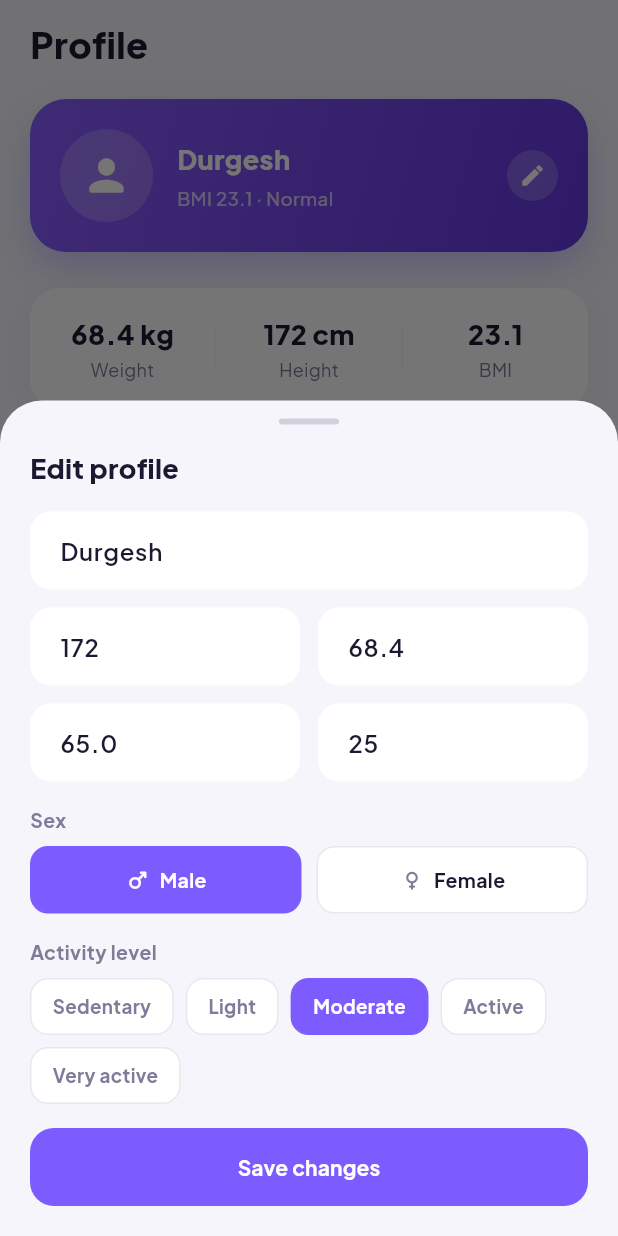
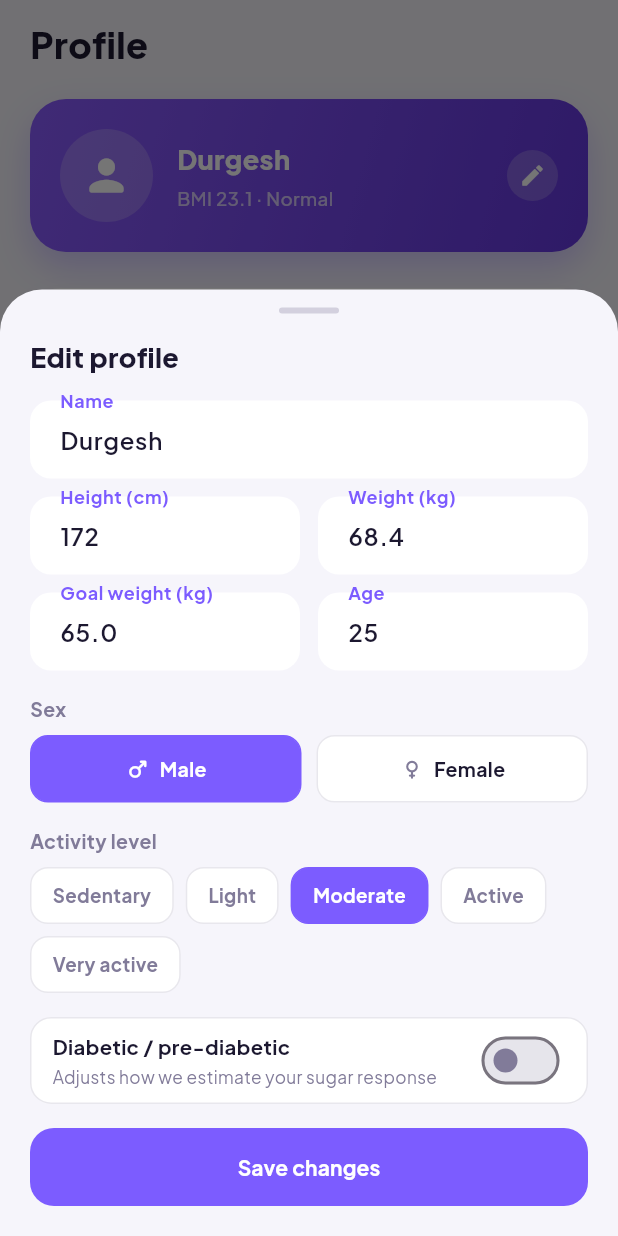
Before and after one commit to durgesh4199/Fitness-helper, a Flutter app: the ProfileScreen widget shown alone on an empty page, opened directly, after a tap on the "edit" icon, on a phone screen of 412 x 824 dp. Run offline on Flutter 3.47's test engine with Material 3 defaults, Android fonts, the phone set to English and light mode, and no system bars; our stand-ins replace csv, file_picker, fl_chart, google_fonts, percent_indicator, share_plus and 3 more; accounts and stored records are empty.

Commit message:
Improve Profile: target progress, clearer edit fields, diabetic-aware glucose model
- Daily Targets card now shows the target value plus a progress bar and
  percentage of today's intake achieved for each metric (calories, macros,
  fiber, iron, calcium, water).
- Edit Profile fields use a persistent floating label instead of a hint that
  disappears once you start typing, so it's always clear which field is
  height vs. weight and what unit applies.
- Added a "Diabetic / pre-diabetic" toggle in Edit Profile. When enabled, the
  sugar/glucose response model uses a higher baseline, slower/larger peak,
  and higher in-range ceiling to better reflect impaired insulin response.
  Non-diabetic behavior is unchanged (same defaults as before).

Co-Authored-By: Claude Opus 4.8 <noreply@anthropic.com>
Claude-Session: https://claude.ai/code/session_01W8cU3RYTLaXcKmSYutDuY1

```diff
--- a/lib/providers/nutrition_provider.dart
+++ b/lib/providers/nutrition_provider.dart
@@ -75,9 +75,23 @@ class NutritionProvider extends ChangeNotifier {
   final DatabaseService _db = DatabaseService.instance;
 
   // --- Glucose model constants ---
-  static const double _baseline = 90; // fasting mg/dL
-  static const double _peakDelayMin = 45; // minutes to peak after eating
-  static const double _rangeCeiling = 140; // "in range" upper bound
+  // Diabetic constants reflect impaired insulin response: a higher baseline
+  // (ADA fasting target ceiling for a controlled diabetic is ~130 mg/dL vs
+  // ~90 for a non-diabetic), a slower rise to peak, a larger peak for the
+  // same carbs/sugar, and a higher clinically-accepted postprandial ceiling
+  // (ADA target <180 mg/dL vs the ~140 mg/dL "in range" bound used for
+  // non-diabetics).
+  static const double _baselineNonDiabetic = 90;
+  static const double _baselineDiabetic = 126;
+  static const double _peakDelayMinNonDiabetic = 45;
+  static const double _peakDelayMinDiabetic = 60;
+  static const double _rangeCeilingNonDiabetic = 140;
+  static const double _rangeCeilingDiabetic = 180;
+  static const double _diabeticSensitivity = 1.6; // larger excursion per gram of sugar/carb
+
+  double _baselineFor(bool diabetic) => diabetic ? _baselineDiabetic : _baselineNonDiabetic;
+  double _peakDelayFor(bool diabetic) => diabetic ? _peakDelayMinDiabetic : _peakDelayMinNonDiabetic;
+  double _rangeCeilingFor(bool diabetic) => diabetic ? _rangeCeilingDiabetic : _rangeCeilingNonDiabetic;
 
   List<FoodLog> _logs = [];
   bool _loading = true;
@@ -160,33 +174,39 @@ class NutritionProvider extends ChangeNotifier {
   // ---------------------------------------------------------------------------
 
   /// Glycemic impact (peak mg/dL bump) a single food contributes. Sugar hits
-  /// faster/harder than complex carbs; fiber blunts the response.
-  double _impact(FoodLog l) {
+  /// faster/harder than complex carbs; fiber blunts the response. Diabetics
+  /// see a larger excursion for the same intake due to impaired insulin
+  /// response.
+  double _impact(FoodLog l, bool diabetic) {
     final complexCarbs = math.max(0.0, l.carbs - l.sugar);
     final raw = l.sugar * 1.1 + complexCarbs * 0.5;
     final fiberDamping = 1 - math.min(0.5, l.fiber * 0.025);
-    return raw * fiberDamping;
+    final sensitivity = diabetic ? _diabeticSensitivity : 1.0;
+    return raw * fiberDamping * sensitivity;
   }
 
-  /// Spike kernel: 0 at intake, rises to 1 at [_peakDelayMin], decays back.
-  double _kernel(double minutesSince) {
+  /// Spike kernel: 0 at intake, rises to 1 at [peakDelayMin], decays back.
+  double _kernel(double minutesSince, double peakDelayMin) {
     if (minutesSince <= 0) return 0;
-    final x = minutesSince / _peakDelayMin;
+    final x = minutesSince / peakDelayMin;
     return x * math.exp(1 - x);
   }
 
   double _minuteOfDay(DateTime t) => t.hour * 60 + t.minute + t.second / 60;
 
-  double _glucoseAt(double minuteOfDay, List<FoodLog> logs) {
-    double level = _baseline;
+  double _glucoseAt(double minuteOfDay, List<FoodLog> logs, bool diabetic) {
+    double level = _baselineFor(diabetic);
+    final peakDelay = _peakDelayFor(diabetic);
     for (final l in logs) {
-      level += _impact(l) * _kernel(minuteOfDay - _minuteOfDay(l.dateTime));
+      level += _impact(l, diabetic) * _kernel(minuteOfDay - _minuteOfDay(l.dateTime), peakDelay);
     }
     return level;
   }
 
-  /// Estimated glucose curve for [date], sampled across that day's eating window.
-  List<GlucosePoint> glucoseCurveForDate(DateTime date) {
+  /// Estimated glucose curve for [date], sampled across that day's eating
+  /// window. Pass [diabetic] true to model the larger, slower, longer-lasting
+  /// response seen with impaired insulin sensitivity.
+  List<GlucosePoint> glucoseCurveForDate(DateTime date, {bool diabetic = false}) {
     final dayLogs = logsForDate(date).where((l) => l.carbs > 0).toList();
     if (dayLogs.isEmpty) return const [];
 
@@ -198,42 +218,49 @@ class NutritionProvider extends ChangeNotifier {
     const step = 6.0; // minutes
     final points = <GlucosePoint>[];
     for (double m = start; m <= end; m += step) {
-      points.add(GlucosePoint(m / 60, _glucoseAt(m, dayLogs)));
+      points.add(GlucosePoint(m / 60, _glucoseAt(m, dayLogs, diabetic)));
     }
     return points;
   }
 
   /// The live estimate for today, or the last modeled point of a past day
   /// (there's no "now" for a day that's already over).
-  double glucoseNowOrEndForDate(DateTime date) {
-    final curve = glucoseCurveForDate(date);
-    if (curve.isEmpty) return _baseline;
+  double glucoseNowOrEndForDate(DateTime date, {bool diabetic = false}) {
+    final curve = glucoseCurveForDate(date, diabetic: diabetic);
+    if (curve.isEmpty) return _baselineFor(diabetic);
     if (_isSameDay(date, DateTime.now())) {
       final dayLogs = logsForDate(date).where((l) => l.carbs > 0).toList();
-      return _glucoseAt(_minuteOfDay(DateTime.now()), dayLogs);
+      return _glucoseAt(_minuteOfDay(DateTime.now()), dayLogs, diabetic);
     }
     return curve.last.level;
   }
 
-  double peakGlucoseForDate(DateTime date) {
-    final curve = glucoseCurveForDate(date);
-    if (curve.isEmpty) return _baseline;
+  double peakGlucoseForDate(DateTime date, {bool diabetic = false}) {
+    final curve = glucoseCurveForDate(date, diabetic: diabetic);
+    if (curve.isEmpty) return _baselineFor(diabetic);
     return curve.map((p) => p.level).reduce(math.max);
   }
 
-  String glucoseStatusForDate(DateTime date) {
-    final g = glucoseNowOrEndForDate(date);
-    if (g < _baseline + 8) return 'Stable';
-    if (g <= _rangeCeiling) return 'In range';
-    if (g <= 160) return 'Rising';
+  String glucoseStatusForDate(DateTime date, {bool diabetic = false}) {
+    final g = glucoseNowOrEndForDate(date, diabetic: diabetic);
+    final baseline = _baselineFor(diabetic);
+    final ceiling = _rangeCeilingFor(diabetic);
+    if (g < baseline + 8) return 'Stable';
+    if (g <= ceiling) return 'In range';
+    if (g <= ceiling + 20) return 'Rising';
     return 'Spiking';
   }
 
-  // Selected-date glucose convenience getters (what the Diet screen uses).
-  List<GlucosePoint> get glucoseCurve => glucoseCurveForDate(_selectedDate);
-  double get currentGlucose => glucoseNowOrEndForDate(_selectedDate);
-  double get peakGlucose => peakGlucoseForDate(_selectedDate);
-  String get glucoseStatus => glucoseStatusForDate(_selectedDate);
+  // Selected-date glucose convenience methods (what the Diet screen uses).
+  // `diabetic` defaults to false so non-diabetic behavior is unchanged.
+  List<GlucosePoint> glucoseCurve({bool diabetic = false}) =>
+      glucoseCurveForDate(_selectedDate, diabetic: diabetic);
+  double currentGlucose({bool diabetic = false}) =>
+      glucoseNowOrEndForDate(_selectedDate, diabetic: diabetic);
+  double peakGlucose({bool diabetic = false}) =>
+      peakGlucoseForDate(_selectedDate, diabetic: diabetic);
+  String glucoseStatus({bool diabetic = false}) =>
+      glucoseStatusForDate(_selectedDate, diabetic: diabetic);
 
   Future<void> load() async {
     _logs = await _db.getAllFoodLogs();
--- a/lib/providers/user_provider.dart
+++ b/lib/providers/user_provider.dart
@@ -54,6 +54,7 @@ class UserProvider extends ChangeNotifier {
   static const _kWaterGoal = 'user_water_goal_ml';
   static const _kWaterIntake = 'water_intake_ml';
   static const _kWaterDate = 'water_intake_date';
+  static const _kIsDiabetic = 'user_is_diabetic';
 
   bool _loading = true;
   bool _onboardingComplete = false;
@@ -67,6 +68,7 @@ class UserProvider extends ChangeNotifier {
   int _calorieGoal = 800;
   int _waterGoalMl = 2500;
   int _waterIntakeMl = 0;
+  bool _isDiabetic = false;
 
   bool get loading => _loading;
   bool get onboardingComplete => _onboardingComplete;
@@ -80,6 +82,7 @@ class UserProvider extends ChangeNotifier {
   int get calorieGoal => _calorieGoal;
   int get waterGoalMl => _waterGoalMl;
   int get waterIntakeMl => _waterIntakeMl;
+  bool get isDiabetic => _isDiabetic;
 
   double get bmi {
     final heightM = _heightCm / 100;
@@ -115,6 +118,7 @@ class UserProvider extends ChangeNotifier {
     );
     _calorieGoal = prefs.getInt(_kCalorieGoal) ?? _calorieGoal;
     _waterGoalMl = prefs.getInt(_kWaterGoal) ?? _waterGoalMl;
+    _isDiabetic = prefs.getBool(_kIsDiabetic) ?? _isDiabetic;
 
     final storedDate = prefs.getString(_kWaterDate);
     _waterIntakeMl = storedDate == _todayKey ? (prefs.getInt(_kWaterIntake) ?? 0) : 0;
@@ -163,6 +167,7 @@ class UserProvider extends ChangeNotifier {
     ActivityLevel? activity,
     int? calorieGoal,
     int? waterGoalMl,
+    bool? isDiabetic,
   }) async {
     _name = name ?? _name;
     _heightCm = heightCm ?? _heightCm;
@@ -173,6 +178,7 @@ class UserProvider extends ChangeNotifier {
     _activity = activity ?? _activity;
     _calorieGoal = calorieGoal ?? _calorieGoal;
     _waterGoalMl = waterGoalMl ?? _waterGoalMl;
+    _isDiabetic = isDiabetic ?? _isDiabetic;
     notifyListeners();
 
     final prefs = await SharedPreferences.getInstance();
@@ -185,6 +191,7 @@ class UserProvider extends ChangeNotifier {
     await prefs.setString(_kActivity, _activity.name);
     await prefs.setInt(_kCalorieGoal, _calorieGoal);
     await prefs.setInt(_kWaterGoal, _waterGoalMl);
+    await prefs.setBool(_kIsDiabetic, _isDiabetic);
   }
 
   Future<void> addWater(int ml) async {
--- a/lib/screens/profile_screen.dart
+++ b/lib/screens/profile_screen.dart
@@ -2,6 +2,7 @@ import 'package:flutter/material.dart';
 import 'package:flutter/services.dart';
 import 'package:provider/provider.dart';
 import '../models/nutrition_targets.dart';
+import '../providers/nutrition_provider.dart';
 import '../providers/theme_provider.dart';
 import '../providers/user_provider.dart';
 import '../theme/app_theme.dart';
@@ -13,6 +14,7 @@ class ProfileScreen extends StatelessWidget {
   Widget build(BuildContext context) {
     final colors = context.colors;
     final user = context.watch<UserProvider>();
+    final nutrition = context.watch<NutritionProvider>();
 
     return SafeArea(
       child: ListView(
@@ -27,7 +29,7 @@ class ProfileScreen extends StatelessWidget {
           const SizedBox(height: 24),
           _buildStatsRow(colors, user),
           const SizedBox(height: 24),
-          _buildTargetsCard(colors, user),
+          _buildTargetsCard(colors, user, nutrition.todayTotals),
           const SizedBox(height: 28),
           _sectionLabel(colors, 'Appearance'),
           const SizedBox(height: 10),
@@ -141,10 +143,12 @@ class ProfileScreen extends StatelessWidget {
     );
   }
 
-  Widget _buildTargetsCard(AppPalette colors, UserProvider user) {
+  Widget _buildTargetsCard(AppPalette colors, UserProvider user, NutritionTotals totals) {
     final t = NutritionTargets.forUser(user);
 
-    Widget target(IconData icon, Color color, String value, String label) => Expanded(
+    double pct(num achieved, num goal) => goal <= 0 ? 0.0 : (achieved / goal).clamp(0.0, 1.0);
+
+    Widget target(IconData icon, Color color, String value, String label, double percent) => Expanded(
           child: Column(
             children: [
               Icon(icon, color: color, size: 20),
@@ -152,6 +156,18 @@ class ProfileScreen extends StatelessWidget {
               Text(value, style: TextStyle(fontSize: 15, fontWeight: FontWeight.w800, color: colors.textPrimary)),
               const SizedBox(height: 1),
               Text(label, style: TextStyle(fontSize: 10.5, color: colors.textSecondary)),
+              const SizedBox(height: 7),
+              ClipRRect(
+                borderRadius: BorderRadius.circular(3),
+                child: LinearProgressIndicator(
+                  value: percent,
+                  minHeight: 4,
+                  backgroundColor: color.withValues(alpha: 0.15),
+                  valueColor: AlwaysStoppedAnimation(color),
+                ),
+              ),
+              const SizedBox(height: 3),
+              Text('${(percent * 100).round()}%', style: TextStyle(fontSize: 9.5, fontWeight: FontWeight.w700, color: color)),
             ],
           ),
         );
@@ -182,25 +198,25 @@ class ProfileScreen extends StatelessWidget {
           ),
           const SizedBox(height: 8),
           Text(
-            'Calculated from your age, sex, weight, height & activity.',
+            'Calculated from your age, sex, weight, height & activity. Bars show today\'s progress.',
             style: TextStyle(fontSize: 11.5, color: colors.textSecondary),
           ),
-          const SizedBox(height: 16),
+          const SizedBox(height: 18),
           Row(
             children: [
-              target(Icons.local_fire_department_rounded, AppBrand.calories, '${t.calories}', 'kcal'),
-              target(Icons.fitness_center_rounded, AppBrand.protein, '${t.protein}g', 'Protein'),
-              target(Icons.grain_rounded, AppBrand.carbs, '${t.carbs}g', 'Carbs'),
-              target(Icons.water_drop_rounded, AppBrand.fat, '${t.fat}g', 'Fat'),
+              target(Icons.local_fire_department_rounded, AppBrand.calories, '${t.calories}', 'kcal', pct(totals.calories, t.calories)),
+              target(Icons.fitness_center_rounded, AppBrand.protein, '${t.protein}g', 'Protein', pct(totals.protein, t.protein)),
+              target(Icons.grain_rounded, AppBrand.carbs, '${t.carbs}g', 'Carbs', pct(totals.carbs, t.carbs)),
+              target(Icons.water_drop_rounded, AppBrand.fat, '${t.fat}g', 'Fat', pct(totals.fat, t.fat)),
             ],
           ),
-          const SizedBox(height: 16),
+          const SizedBox(height: 18),
           Row(
             children: [
-              target(Icons.eco_rounded, AppBrand.fiber, '${t.fiber}g', 'Fiber'),
-              target(Icons.bloodtype_rounded, AppBrand.accentPink, '${t.iron}mg', 'Iron'),
-              target(Icons.spa_rounded, AppBrand.accentBlue, '${t.calcium}mg', 'Calcium'),
-              target(Icons.local_drink_rounded, AppBrand.accentBlue, '${(t.waterMl / 1000).toStringAsFixed(1)}L', 'Water'),
+              target(Icons.eco_rounded, AppBrand.fiber, '${t.fiber}g', 'Fiber', pct(totals.fiber, t.fiber)),
+              target(Icons.bloodtype_rounded, AppBrand.accentPink, '${t.iron}mg', 'Iron', pct(totals.iron, t.iron)),
+              target(Icons.spa_rounded, AppBrand.accentBlue, '${t.calcium}mg', 'Calcium', pct(totals.calcium, t.calcium)),
+              target(Icons.local_drink_rounded, AppBrand.accentBlue, '${(t.waterMl / 1000).toStringAsFixed(1)}L', 'Water', pct(user.waterIntakeMl, t.waterMl)),
             ],
           ),
         ],
@@ -342,6 +358,7 @@ class _EditProfileSheetState extends State<_EditProfileSheet> {
   late final _ageController = TextEditingController(text: widget.user.age.toString());
   late Sex _sex = widget.user.sex;
   late ActivityLevel _activity = widget.user.activity;
+  late bool _isDiabetic = widget.user.isDiabetic;
 
   @override
   void dispose() {
@@ -362,6 +379,7 @@ class _EditProfileSheetState extends State<_EditProfileSheet> {
       age: int.tryParse(_ageController.text),
       sex: _sex,
       activity: _activity,
+      isDiabetic: _isDiabetic,
     );
     if (mounted) Navigator.of(context).pop();
   }
@@ -453,6 +471,8 @@ class _EditProfileSheetState extends State<_EditProfileSheet> {
                         );
                       }).toList(),
                     ),
+                    const SizedBox(height: 16),
+                    _diabeticToggle(colors),
                   ],
                 ),
               ),
@@ -501,7 +521,39 @@ class _EditProfileSheetState extends State<_EditProfileSheet> {
     );
   }
 
-  Widget _field(AppPalette colors, String hint, TextEditingController controller, TextInputType type) {
+  Widget _diabeticToggle(AppPalette colors) {
+    return Container(
+      padding: const EdgeInsets.symmetric(horizontal: 14, vertical: 4),
+      decoration: BoxDecoration(
+        color: colors.surface,
+        borderRadius: BorderRadius.circular(14),
+        border: Border.all(color: colors.textSecondary.withValues(alpha: 0.18)),
+      ),
+      child: Row(
+        children: [
+          Expanded(
+            child: Column(
+              crossAxisAlignment: CrossAxisAlignment.start,
+              children: [
+                Text('Diabetic / pre-diabetic',
+                    style: TextStyle(fontSize: 13.5, fontWeight: FontWeight.w700, color: colors.textPrimary)),
+                const SizedBox(height: 2),
+                Text('Adjusts how we estimate your sugar response',
+                    style: TextStyle(fontSize: 11.5, color: colors.textSecondary)),
+              ],
+            ),
+          ),
+          Switch(
+            value: _isDiabetic,
+            activeColor: colors.primary,
+            onChanged: (v) => setState(() => _isDiabetic = v),
+          ),
+        ],
+      ),
+    );
+  }
+
+  Widget _field(AppPalette colors, String label, TextEditingController controller, TextInputType type) {
     return TextField(
       controller: controller,
       keyboardType: type,
@@ -510,8 +562,9 @@ class _EditProfileSheetState extends State<_EditProfileSheet> {
           : null,
       style: TextStyle(color: colors.textPrimary, fontWeight: FontWeight.w600),
       decoration: InputDecoration(
-        hintText: hint,
-        hintStyle: TextStyle(color: colors.textSecondary),
+        labelText: label,
+        labelStyle: TextStyle(color: colors.textSecondary),
+        floatingLabelStyle: TextStyle(color: colors.primary, fontWeight: FontWeight.w700),
         filled: true,
         fillColor: colors.surface,
         contentPadding: const EdgeInsets.symmetric(horizontal: 16, vertical: 14),
```
Also changed, not shown: lib/screens/diet_screen.dart (+12 -6 lines).
